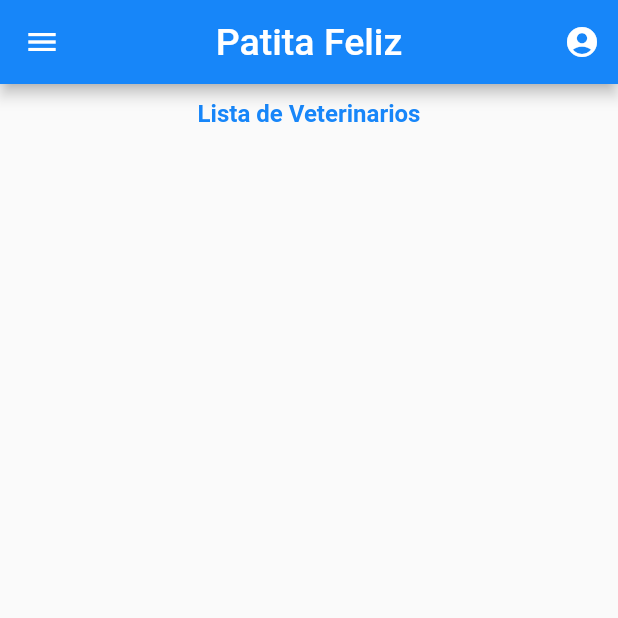
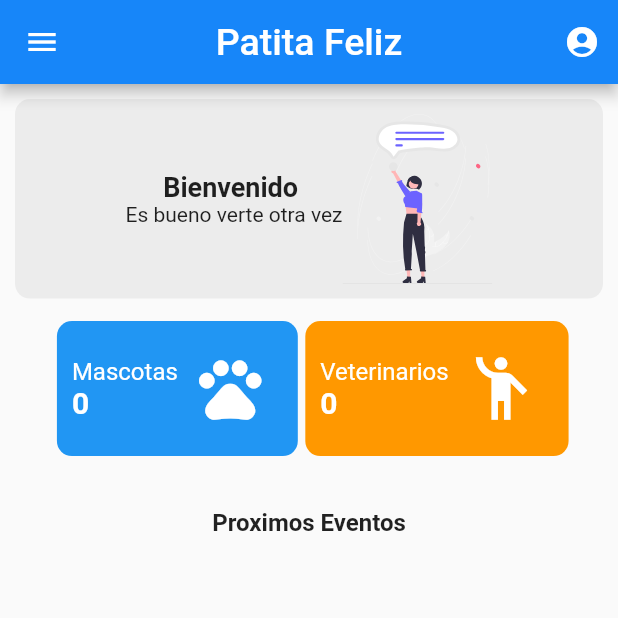
Before and after one commit to joanscure/flutter-final, a Flutter app: the Home screen opened directly, on a phone screen of 412 x 824 dp, the top half of it. Run offline on Flutter 3.47's test engine with Material 2 defaults, Android fonts, the phone set to English and light mode, and no system bars; our stand-ins replace awesome_bottom_bar, cloud_firestore, dash_chat_2, firebase_auth, firebase_core, flutter_easyloading and 4 more; accounts and stored records are empty.

Commit message:
Adding dashboard

```diff
--- a/lib/layouts/drawer.dart
+++ b/lib/layouts/drawer.dart
@@ -53,6 +53,7 @@ class _DrawerModelState extends State<DrawerModel> {
               leading: const Icon(Icons.home),
               title: const Text('Inicio'),
               onTap: () {
+                context.read<SelectViewModel>().set(Section.HOME, "");
                 Navigator.pop(context);
               }),
           ListTile(
--- a/lib/models/event.dart
+++ b/lib/models/event.dart
@@ -4,8 +4,9 @@ class Event {
   final String time;
   final String notes;
   final String pet;
+  final String status;
 
-  const Event(this.title,this.vet, this.time, this.notes, this.pet);
+  const Event(this.title,this.vet, this.time, this.notes, this.pet, this.status);
 
   @override
   String toString() => title;
--- a/lib/notifier/view-model.dart
+++ b/lib/notifier/view-model.dart
@@ -3,7 +3,7 @@ import 'package:flutter/cupertino.dart';
 import 'package:projectomovilfinal/settings/constant.dart';
 
 class SelectViewModel extends ChangeNotifier {
-  Section _selectView = Section.LISTVET;
+  Section _selectView = Section.HOME;
   Section get selectView => _selectView;
 
   String _token = "";
--- a/lib/screens/auth/login.dart
+++ b/lib/screens/auth/login.dart
@@ -46,7 +46,7 @@ class _LoginFormState extends State<LoginForm> {
         prefs.setBool("isClient", data['isClient'] ? true : false);
         prefs.setString("photoUrl", data['profile']['photoUrl']);
 
-        context.read<SelectViewModel>().set(Section.LISTVET, "");
+        context.read<SelectViewModel>().set(Section.HOME, "");
         Navigator.pushReplacementNamed(context, Home.routeName);
         EasyLoading.showSuccess("BIENVENIDO!");
       }).catchError((err) {
--- a/lib/screens/clients/clients.dart
+++ b/lib/screens/clients/clients.dart
@@ -55,7 +55,7 @@ class _ClientsScreen extends State<ClientsScreen> {
                 leading:
                 data['profile']['photoUrl'] == '' ?
                 Image.asset("assets/profile-client.jpg") :
-                Image.network(data['profile']['photoUrl']),
+                Image.network(data['profile']['photoUrl'], width: 80),
                 trailing: TextButton(
                   onPressed: () {
                     objectID = id;
--- /dev/null
+++ b/lib/screens/dashboard/dashboard.dart
@@ -0,0 +1,220 @@
+import 'package:cloud_firestore/cloud_firestore.dart';
+import 'package:flutter/material.dart';
+import 'package:flutter_svg/flutter_svg.dart';
+import 'package:intl/intl.dart';
+import 'package:projectomovilfinal/notifier/title-notifier.dart';
+import 'package:provider/provider.dart';
+import 'package:shared_preferences/shared_preferences.dart';
+
+class Dashboard extends StatefulWidget {
+  const Dashboard({super.key});
+
+  @override
+  State<Dashboard> createState() => _Home();
+}
+
+class _Home extends State<Dashboard> {
+  late bool loading = true;
+  late bool isClient;
+  late String name;
+  int clients = 0;
+  int pets = 0;
+  int vets = 0;
+
+  List<Map<String, dynamic>> events = [];
+
+  setUser() async {
+    final prefs = await SharedPreferences.getInstance();
+
+    String id = prefs.getString("id") ?? '';
+    name = prefs.getString("name") ?? '';
+    isClient = prefs.getBool("isClient") ?? true;
+
+    var refVets = await FirebaseFirestore.instance
+        .collection("users")
+        .where("isClient", isEqualTo: true)
+        .get();
+    clients = refVets.docs.length;
+
+    var refClient = await FirebaseFirestore.instance
+        .collection("users")
+        .where("isVet", isEqualTo: true)
+        .get();
+    vets = refClient.docs.length;
+    var refpets = await FirebaseFirestore.instance
+        .collection("pets")
+        .where("userId", isEqualTo: id)
+        .get();
+    pets = refpets.docs.length;
+    DateTime date = DateTime.now();
+
+    var eventRef = await FirebaseFirestore.instance
+        .collection("appointments")
+        .where('date', isGreaterThan: date.millisecondsSinceEpoch)
+        .orderBy("date", descending: true)
+        .get();
+
+    eventRef.docs.forEach((item) {
+      events.add({...item.data(), "id": item.id});
+    });
+
+    setState(() {
+      loading = false;
+    });
+  }
+
+  @override
+  void initState() {
+    loading = true;
+    super.initState();
+    context.read<TitleNotifier>().set("Patita Feliz");
+    setUser();
+  }
+
+  @override
+  Widget build(BuildContext context) {
+    if (loading) {
+      return const Center(
+        child: CircularProgressIndicator(),
+      );
+    }
+
+    return SizedBox(
+      child: Column(
+        children: [
+          Container(
+            decoration: BoxDecoration(
+              borderRadius: BorderRadius.circular(10),
+              color: const Color(0xFFececec),
+            ),
+            margin: const EdgeInsets.all(10),
+            padding: const EdgeInsets.all(10),
+            child: Row(
+              mainAxisAlignment: MainAxisAlignment.center,
+              children: [
+                Column(
+                  children: [
+                    Text(
+                      "Bienvenido ${name}",
+                      style:
+                          TextStyle(fontSize: 18, fontWeight: FontWeight.bold),
+                    ),
+                    Text(
+                      "Es bueno verte otra vez",
+                      style: TextStyle(fontSize: 14),
+                    )
+                  ],
+                ),
+                SvgPicture.asset(
+                  "assets/hello.svg",
+                  width: 100,
+                )
+              ],
+            ),
+          ),
+          Row(
+            mainAxisAlignment: MainAxisAlignment.center,
+            children: [
+              Container(
+                decoration: BoxDecoration(
+                  borderRadius: BorderRadius.circular(10),
+                  color: Colors.blue,
+                ),
+                margin: const EdgeInsets.all(5),
+                padding: const EdgeInsets.all(10),
+                child: Expanded(child:
+Row(
+                  mainAxisAlignment: MainAxisAlignment.center,
+                  children: [
+                    Column(
+                      crossAxisAlignment: CrossAxisAlignment.start,
+                      children: [
+                        Text(
+                          (isClient? 'Mascotas': "Clientes"),
+                          style: const TextStyle(fontSize: 16, color: Colors.white),
+                        ),
+                        Text(
+                          (isClient? "$pets": "$clients"),
+                          style: const TextStyle(
+                              fontSize: 20,
+                              fontWeight: FontWeight.bold,
+                              color: Colors.white),
+                        )
+                      ],
+                    ),
+                    Container(
+                      padding: const EdgeInsets.all(10),
+                      child: Icon(
+                          (isClient? Icons.pets: Icons.people),
+                          size: 50, color: Colors.white),
+                    )
+                  ],
+                ),
+                  )
+              ),
+              Container(
+                decoration: BoxDecoration(
+                  borderRadius: BorderRadius.circular(10),
+                  color: Colors.orange,
+                ),
+                padding: const EdgeInsets.all(10),
+                child: Expanded(child:
+Row(
+                  mainAxisAlignment: MainAxisAlignment.center,
+                  children: [
+                    Column(
+                      crossAxisAlignment: CrossAxisAlignment.start,
+                      children: [
+                        Text(
+                          "Veterinarios",
+                          style: TextStyle(fontSize: 16, color: Colors.white),
+                        ),
+                        Text(
+                          "$vets",
+                          style: TextStyle(
+                              fontSize: 20,
+                              fontWeight: FontWeight.bold,
+                              color: Colors.white),
+                        )
+                      ],
+                    ),
+                    Container(
+                      padding: const EdgeInsets.all(10),
+                      child: const Icon(Icons.emoji_people,
+                          size: 50, color: Colors.white),
+                    )
+                  ],
+                )
+                  ),
+              ),
+            ],
+          ),
+
+          const SizedBox(
+            height: 30,
+          ), //space between bullet and text
+          const Text(
+            "Proximos Eventos",
+            style: TextStyle(fontSize: 16, fontWeight: FontWeight.bold),
+          ),
+
+          const SizedBox(
+            height: 30,
+          ), //space between bullet and text
+          Expanded(
+              child: ListView(children: [
+            ...events.map((item) {
+              DateTime now = DateTime.fromMillisecondsSinceEpoch(item['date']);
+              String date = DateFormat('yyyy-MM-dd').format(now);
+              return ListTile(
+                title: Text("$date - ${item['reason']}"),
+                subtitle: Text(
+                    "Mascota: ${item['petName']} \nNotas: ${item['notes']}"),
+              );
+            })
+          ]))
+        ],
+      ),
+    );
+  }
+}
--- a/lib/screens/home/home.dart
+++ b/lib/screens/home/home.dart
@@ -12,6 +12,7 @@ import 'package:projectomovilfinal/screens/chat-client/chat-client.dart';
 import 'package:projectomovilfinal/screens/chat-list/clients.dart';
 import 'package:projectomovilfinal/screens/chat-vet/chat-vet.dart';
 import 'package:projectomovilfinal/screens/clients/clients.dart';
+import 'package:projectomovilfinal/screens/dashboard/dashboard.dart';
 import 'package:projectomovilfinal/screens/get-appointment/get_appointment.dart';
 import 'package:projectomovilfinal/screens/profile-client/profile_client.dart';
 import 'package:projectomovilfinal/screens/profile-pet/profile_pet.dart';
@@ -60,6 +61,10 @@ class _Home extends State<Home> {
     var section = Provider.of<SelectViewModel>(context).selectView;
     Widget bodyContent = const SizedBox();
     switch (section) {
+
+      case Section.HOME:
+        bodyContent = Dashboard();
+        break;
       case Section.CHAT:
         bodyContent = ChatClient();
         break;
--- a/lib/screens/vets/vets.dart
+++ b/lib/screens/vets/vets.dart
@@ -57,7 +57,7 @@ class _VetScreen extends State<VetScreen> {
               subtitle: Text(data['email']),
               leading: data['profile']['photoUrl'] == ''
                   ? Image.asset("assets/profile-client.jpg")
-                  : Image.network(data['profile']['photoUrl']),
+                  : Image.network(data['profile']['photoUrl'], width: 80),
               trailing: TextButton(
                 onPressed: () {
                   objectID = id;
--- a/pubspec.yaml
+++ b/pubspec.yaml
@@ -49,6 +49,7 @@ dependencies:
   flutter_easyloading: ^3.0.5
   table_calendar: ^3.0.8
   timeago: ^3.3.0
+  flutter_svg: ^1.1.6
 
 
 dev_dependencies:
```
Also changed, not shown: lib/screens/calendar/calendar.dart (+54 -9 lines), lib/screens/get-appointment/get_appointment.dart (+24 -15 lines), assets/hello.svg (added), pubspec.lock.
